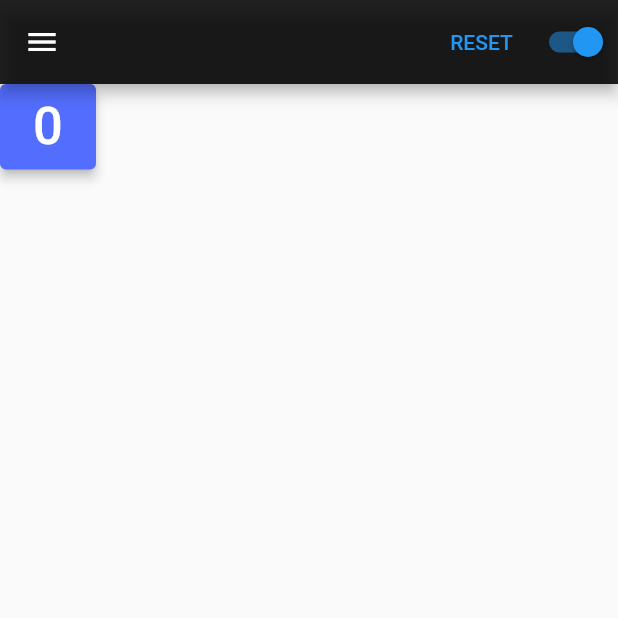
After one commit to MiguelAngelRamos/appkeys, a Flutter app: the screen it shows after launch, on a phone screen of 412 x 824 dp, the top half of it. The commit adds this screen. Run offline on Flutter 3.47's test engine with Material 2 defaults, Android fonts, the phone set to English and light mode, and no system bars.

Commit message:
keys globales

```diff
--- a/lib/main.dart
+++ b/lib/main.dart
@@ -19,7 +19,8 @@ class MyApp extends StatelessWidget {
       // home: const AnimatedText()
       // home: const ListKeyPage()
       // home: const NumbersPage()
-      home: const ListPage()
+      // home: const ListPage()
+      home: const MovableWidget()
     );
   }
 }
--- a/lib/pages/globalkeys/list_page.dart
+++ b/lib/pages/globalkeys/list_page.dart
@@ -26,6 +26,7 @@ class _ListPageState extends State<ListPage> {
             },
             itemCount: 1000,
           );
+
           if(orientation == Orientation.portrait) {
             return Column(
               children: [
@@ -39,7 +40,7 @@ class _ListPageState extends State<ListPage> {
           }
           return Row(
             children: [
-              Expanded(child: Text('LANDSCAPE', style: TextStyle(fontSize: 20, fontWeight: FontWeight.bold))),
+              const Expanded(child: Text('LANDSCAPE', style: TextStyle(fontSize: 20, fontWeight: FontWeight.bold))),
               Expanded(child: listView)
             ],
           );
--- /dev/null
+++ b/lib/pages/globalkeys/movable_widget.dart
@@ -0,0 +1,44 @@
+import 'package:flutter/material.dart';
+import 'package:keysapp/widgets/useglobalkeys/counter_button_global_key.dart';
+
+class MovableWidget extends StatefulWidget {
+
+  const MovableWidget({super.key});
+
+  @override
+  State<MovableWidget> createState() => _MovableWidgetState();
+}
+
+class _MovableWidgetState extends State<MovableWidget> {
+
+  bool _inBody = true;
+  final globalKeyCounter = GlobalKey<CounterButtonGlobalKeyState>();
+
+  @override
+  Widget build(BuildContext context) {
+    return Scaffold(
+      drawer: Drawer(),
+      appBar: AppBar(
+        title: !_inBody ? CounterButtonGlobalKey(key: globalKeyCounter): null,
+        backgroundColor: Colors.black87,
+        actions: [
+          TextButton(
+            onPressed: () {
+              globalKeyCounter.currentState?.reset();
+            },
+            child: const Text('RESET'),
+          ),
+          Switch(
+            value: _inBody,
+            onChanged: (value) {
+              setState(() {
+                _inBody = value;
+              });
+            },
+            )
+        ]
+      ),
+      body: _inBody ? CounterButtonGlobalKey(key: globalKeyCounter): null
+    );
+  }
+}
--- a/lib/pages/pages.dart
+++ b/lib/pages/pages.dart
@@ -1,3 +1,4 @@
+export 'package:keysapp/pages/globalkeys/movable_widget.dart';
 export 'package:keysapp/pages/globalkeys/list_page.dart';
 export 'package:keysapp/pages/localkeys/animated_text.dart';
 export 'package:keysapp/pages/localkeys/list_key_page.dart';
--- /dev/null
+++ b/lib/widgets/useglobalkeys/counter_button_global_key.dart
@@ -0,0 +1,35 @@
+import 'package:flutter/material.dart';
+
+class CounterButtonGlobalKey extends StatefulWidget {
+  const CounterButtonGlobalKey({super.key});
+
+  @override
+  State<CounterButtonGlobalKey> createState() => CounterButtonGlobalKeyState();
+}
+
+class CounterButtonGlobalKeyState extends State<CounterButtonGlobalKey> {
+  int _counter = 0;
+
+  //* Método para resetear el contador
+  void reset() {
+    setState(() {
+      _counter = 0;
+    });
+  }
+  @override
+  Widget build(BuildContext context) {
+    return TextButton(
+      style: TextButton.styleFrom(
+        foregroundColor: Colors.white,
+        elevation: 3,
+        backgroundColor: Colors.indigoAccent
+        ),
+      onPressed: () {
+        setState(() {
+          _counter++;
+        });
+      },
+      child: Text(_counter.toString(), style: const TextStyle(fontSize: 35),),
+    );
+  }
+}
```
Also changed, not shown: 1 other file.
